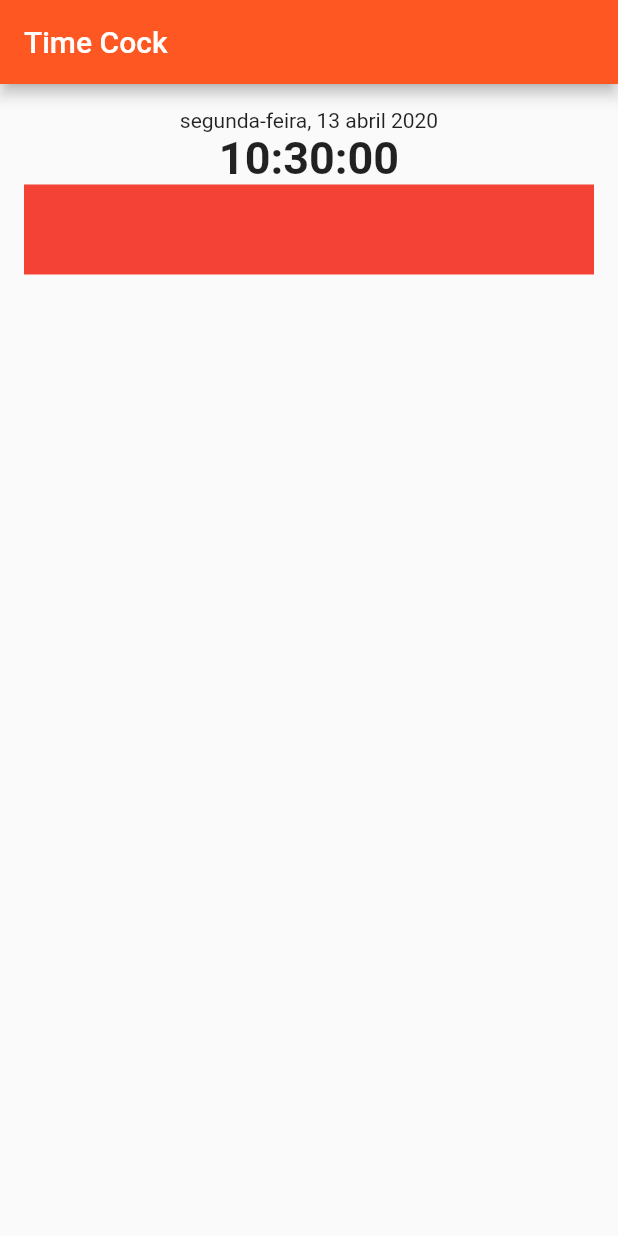
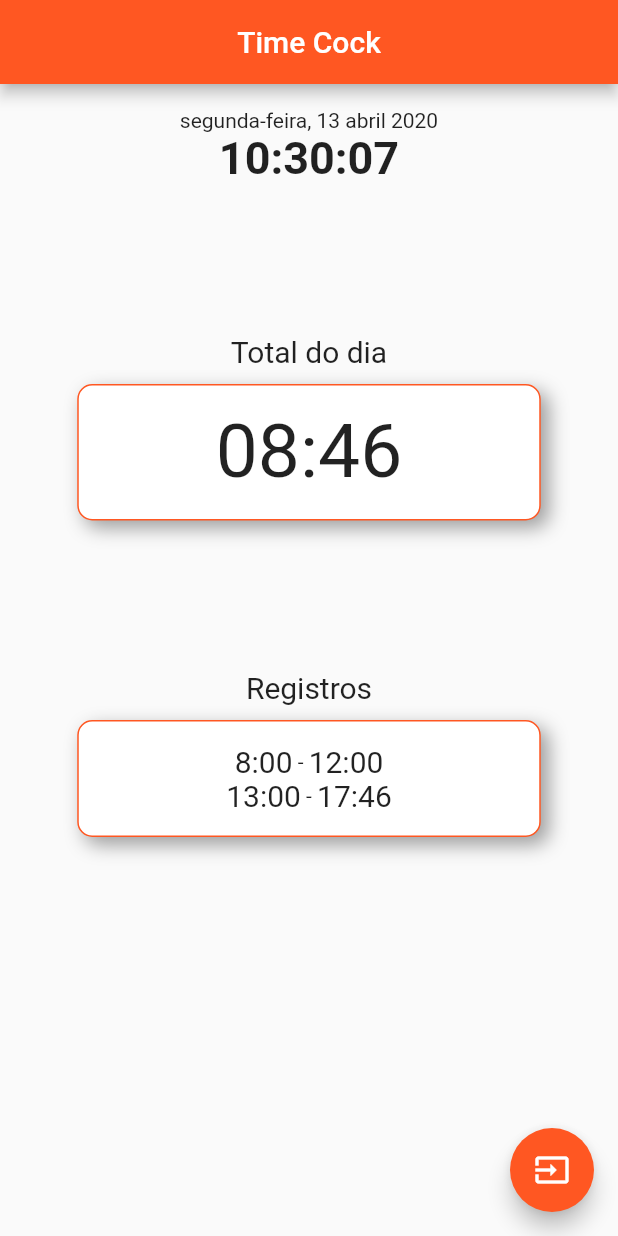
Before and after one commit to jerffesongd/time-clock, a Flutter app: the screen it shows after launch, on a phone screen of 412 x 824 dp. Run offline on Flutter 3.47's test engine with Material 2 defaults, Android fonts, the phone set to English and light mode, and no system bars.

Commit message:
Finish first part of interface

```diff
--- a/lib/main.dart
+++ b/lib/main.dart
@@ -1,5 +1,5 @@
 import 'package:flutter/material.dart';
-import 'package:timeclock/src/home/ColorsApp.dart';
+import 'package:timeclock/src/home/colors_app.dart';
 import 'package:timeclock/src/home/home.dart';
 
 import 'package:flutter_localizations/flutter_localizations.dart';
--- a/lib/src/home/clock.dart
+++ b/lib/src/home/clock.dart
@@ -11,6 +11,7 @@ class Clock extends StatefulWidget {
 }
 
 class _ClockState extends State<Clock> {
+  Timer _timer;
   DateTime dateTime;
   DateFormat _dateFormat = DateFormat("EEEE, dd LLLL yyyy");
   DateFormat _timeFormat = DateFormat("HH:mm:ss");
@@ -19,6 +20,7 @@ class _ClockState extends State<Clock> {
   void initState() {
     super.initState();
     dateTime = DateTime.now();
+    _timer = Timer.periodic(const Duration(seconds: 1), updateTime);
   }
 
   String dataFormatada() {
--- /dev/null
+++ b/lib/src/home/componentes/bloco_texto_caixa.dart
@@ -0,0 +1,52 @@
+import 'package:flutter/material.dart';
+import 'package:timeclock/src/home/colors_app.dart';
+class BlocoTextoCaixa extends StatefulWidget {
+
+  String titulo;
+  Widget textoCaixa;
+
+  BlocoTextoCaixa(this.titulo, this.textoCaixa);
+
+  @override
+  _BlocoTextoCaixaState createState() => _BlocoTextoCaixaState();
+}
+
+class _BlocoTextoCaixaState extends State<BlocoTextoCaixa> {
+  @override
+  Widget build(BuildContext context) {
+    return Container(
+        padding: EdgeInsets.only(top : 100),
+        child: Column(
+          children: <Widget>[
+            Text(
+              widget.titulo,
+              style: TextStyle(
+                fontSize: 20
+              ),
+            ),
+            Container(
+              margin: EdgeInsets.only(top: 10),
+                padding: EdgeInsets.all(15),
+                width: MediaQuery.of(context).size.width * 0.75,
+                decoration: BoxDecoration(
+                    color: Colors.white,
+                    border: Border.all(color: ColorsApp.PRIMARY, width: 1),
+                    borderRadius: BorderRadius.all(Radius.circular(10)),
+                    boxShadow: [
+                      BoxShadow(
+                          color: Colors.grey,
+                          blurRadius: 10,
+                          offset: Offset(
+                            5.0, // horizontal, move right 10
+                            5.0, // vertical, move down 10
+                          ))
+                    ]),
+                child: Center(
+                  child:
+                    widget.textoCaixa
+                  )
+            ),
+          ],
+        ));
+  }
+}
--- /dev/null
+++ b/lib/src/home/componentes/registro_entrada_saida.dart
@@ -0,0 +1,36 @@
+import 'package:flutter/material.dart';
+
+class RegistroEntradaSaida extends StatelessWidget {
+
+  final String entrada;
+  final String saida;
+
+  RegistroEntradaSaida({Key key, @required this.entrada, this.saida=""}) : super(key: key);
+
+  @override
+  Widget build(BuildContext context) {
+    return Container(
+      child:
+        Row(
+          mainAxisAlignment: MainAxisAlignment.center,
+          children: <Widget>[
+            Text(
+              entrada,
+              style: TextStyle(
+                fontSize: 20
+              ),
+            ),
+            Text(
+              " - "
+            ),
+            Text(
+              saida,
+              style: TextStyle(
+                fontSize: 20
+              )
+            )
+          ],
+        ),
+    );
+  }
+}
--- a/lib/src/home/home.dart
+++ b/lib/src/home/home.dart
@@ -2,17 +2,33 @@ import 'package:flutter/material.dart';
 import 'package:intl/date_symbol_data_local.dart';
 import 'package:intl/intl.dart';
 import 'package:timeclock/src/home/clock.dart';
-
+import 'package:timeclock/src/home/colors_app.dart';
+import 'package:timeclock/src/home/componentes/bloco_texto_caixa.dart';
+import 'package:timeclock/src/home/componentes/registro_entrada_saida.dart';
 class Home extends StatefulWidget {
 
   Home({Key key, this.title}) : super(key: key);
   final String title;
 
+
   @override
   _HomeState createState() => _HomeState();
+
 }
 
 class _HomeState extends State<Home> {
+
+  GlobalKey<ScaffoldState> scaffoldState = GlobalKey<ScaffoldState>();
+
+  List<Widget> registroDoDia() {
+
+    List registros = List<Widget>();
+
+    registros.add(RegistroEntradaSaida(entrada: "8:00", saida: "12:00"));
+    registros.add(RegistroEntradaSaida(entrada: "13:00", saida: "17:46"));
+
+    return registros;
+  }
 
   @override
   void initState() {
@@ -24,8 +40,18 @@ class _HomeState extends State<Home> {
   @override
   Widget build(BuildContext context) {
     return Scaffold(
+      key: scaffoldState,
       appBar: AppBar(
         title: Text("Time Cock"),
+        centerTitle: true,
+      ),
+      floatingActionButton: FloatingActionButton(
+        child: Icon(Icons.input),
+        backgroundColor: ColorsApp.PRIMARY,
+        onPressed: () {
+
+
+        },
       ),
       body: SingleChildScrollView(
         child: Container(
@@ -34,14 +60,21 @@ class _HomeState extends State<Home> {
           child: Column(
             children: <Widget>[
               Clock(),
-              Container(
-                  height: 60,
-                  width: double.infinity,
-                  color: Colors.red,
-                  child: null
-
-                ),
-
+              BlocoTextoCaixa(
+                "Total do dia",
+                Text(
+                  "08:46",
+                  style: TextStyle(
+                    fontSize: 50
+                  ),
+                )
+              ),
+              BlocoTextoCaixa(
+                "Registros",
+                Column(
+                  children: registroDoDia(),
+                )
+              ),
             ],
           ),
         ),
--- a/pubspec.yaml
+++ b/pubspec.yaml
@@ -20,6 +20,10 @@ dependencies:
   flutter:
     sdk: flutter
   clock: ^1.0.1
+  path_provider: ^1.6.5
+  permission_handler: ^5.0.0+hotfix.3
+  dio: ^3.0.9
+  downloads_path_provider: ^0.1.0
 
   flutter_localizations:
     sdk: flutter
```
Also changed, not shown: lib/src/home/colors_app.dart (renamed from lib/src/home/ColorsApp.dart), pubspec.lock, 2 other files.
